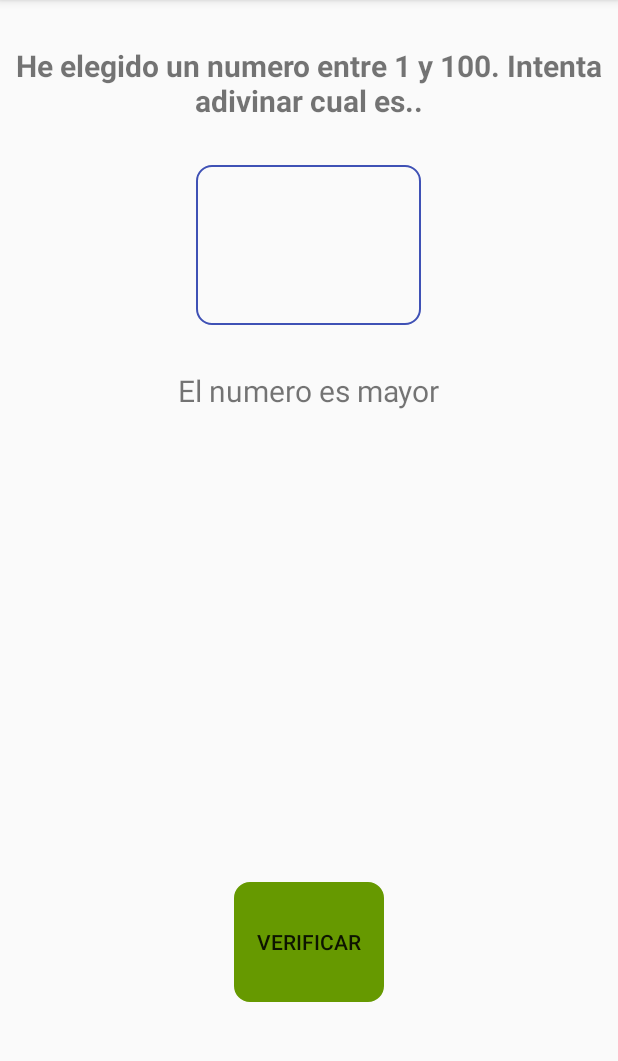
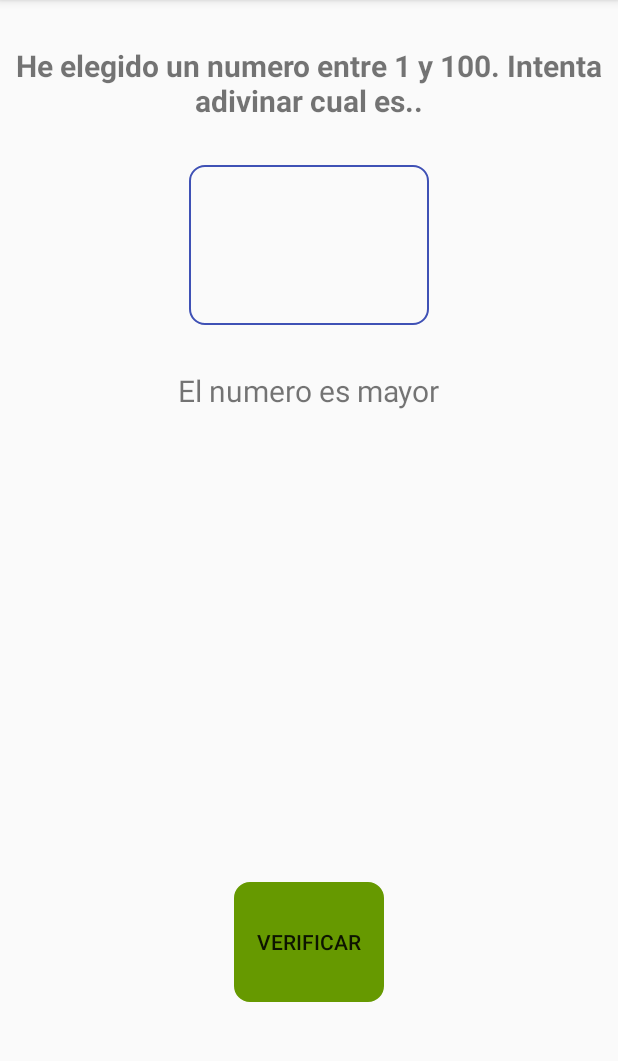
Before and after one commit to BiancaSozzi/adivinarelnumero, an Android app: the GameActivity screen opened directly, with no data from a screen before it, after a tap on "VERIFICAR", on a phone screen of 412 x 824 dp, the part 84-1145 px from its top. Run offline under Robolectric (Android 15) with nearby library versions, the phone set to English and light mode, and no system bars; 1 statement that could not run was skipped.

Commit message:
Strings resources complete

```diff
--- a/app/src/main/java/com/bianca/adivinaelnumero/GameActivity.java
+++ b/app/src/main/java/com/bianca/adivinaelnumero/GameActivity.java
@@ -126,13 +126,13 @@ public class GameActivity extends AppCompatActivity {
                 public void onClick(View v) {
                     number = Integer.parseInt(possibleNumber.getText().toString());
                     if(number < my_number){
-                        messageText.setText("El numero es mayor");
+                        messageText.setText(R.string.message_text_up);
                         possibleNumber.setText("");
                     }else if(number> my_number){
-                        messageText.setText("El numero es menor");
+                        messageText.setText(R.string.message_text_down);
                         possibleNumber.setText("");
                     }else{
-                        messageText.setText("Has adivinado el número !");
+                        messageText.setText(R.string.message_text_correct_number);
                         Intent gamefinished = new Intent(getApplicationContext(), FinishGameActivity.class);
                         startActivity(gamefinished);
                     }
@@ -154,8 +154,8 @@ public class GameActivity extends AppCompatActivity {
         lowerBtn.setVisibility(View.VISIBLE);
         correctNumBtn.setVisibility(View.VISIBLE);
 
-        titleText.setText("Elige un número entre 1 y 100");
-        messageText.setText("Este es su numero?");
+        titleText.setText(R.string.title_text_gameoption1);
+        messageText.setText(R.string.message_text_gameoption1);
 
     }
 
@@ -167,7 +167,7 @@ public class GameActivity extends AppCompatActivity {
         messageText.setVisibility(View.VISIBLE);
 
 
-        titleText.setText("He elegido un numero entre 1 y 100. Intenta adivinar cual es..");
+        titleText.setText(R.string.title_text_gameoption2);
 
     }
 
--- a/app/src/main/res/layout/activity_finish_game.xml
+++ b/app/src/main/res/layout/activity_finish_game.xml
@@ -10,7 +10,7 @@
     <TextView
         android:layout_width="match_parent"
         android:layout_height="wrap_content"
-        android:text="Juego Terminado!!"
+        android:text="@string/title_text_finishgame"
         android:textSize="35sp"
         android:textAlignment="center"
         android:layout_marginTop="20dp"
@@ -26,7 +26,7 @@
         android:id="@+id/restart_button"
         android:layout_width="match_parent"
         android:layout_height="wrap_content"
-        android:text="Volver a jugar"
+        android:text="@string/text_btn_finishgame"
         android:layout_margin="20dp"
         android:layout_gravity="center_horizontal"
         android:background="@drawable/button_style"
--- a/app/src/main/res/layout/activity_game.xml
+++ b/app/src/main/res/layout/activity_game.xml
@@ -18,11 +18,11 @@
     android:textAlignment="center"
     android:layout_marginTop="30dp"
     android:layout_gravity="center_horizontal"
-    android:layout_alignParentTop="true"/>
+    android:layout_alignParentTop="true" />
 
     <TextView
     android:id="@+id/number_text_1"
-    android:layout_width="wrap_content"
+    android:layout_width="160dp"
     android:layout_height="wrap_content"
     tools:text="20"
     android:textSize="80sp"
--- a/app/src/main/res/layout/activity_game_option_2.xml
+++ b/app/src/main/res/layout/activity_game_option_2.xml
@@ -21,7 +21,7 @@
 
     <EditText
         android:id="@+id/number_text_2"
-        android:layout_width="150dp"
+        android:layout_width="160dp"
         android:layout_height="wrap_content"
         tools:text="30"
         android:textSize="80sp"
@@ -32,7 +32,7 @@
         android:background="@drawable/number_box_style"
         android:layout_marginTop="30dp"
         android:paddingLeft="10dp"
-        android:paddingRight="10dp"/>
+        android:paddingRight="10dp" />
     <TextView
         android:id="@+id/message_text"
         android:layout_width="wrap_content"
@@ -49,7 +49,7 @@
         android:layout_height="80dp"
         android:layout_alignParentBottom="true"
         android:layout_centerHorizontal="true"
-        android:text="Verificar"
+        android:text="@string/text_button_verify"
         android:background="@drawable/number_box_style"
         android:backgroundTint="@android:color/holo_green_dark"
         android:layout_marginBottom="100dp"/>
--- a/app/src/main/res/layout/activity_main.xml
+++ b/app/src/main/res/layout/activity_main.xml
@@ -25,7 +25,7 @@
             android:layout_height="wrap_content"
             android:text="@string/choose_an_option_txt"
             android:textAlignment="center"
-            android:textSize="15sp"
+            android:textSize="20sp"
             android:textColor="@android:color/black"
             android:padding="10dp"
             android:layout_marginBottom="10dp"
--- a/app/src/main/res/values/strings.xml
+++ b/app/src/main/res/values/strings.xml
@@ -5,5 +5,14 @@
     <string name="welcome_text">Bienvenido</string>
     <string name="choose_an_option_txt">Selecciona un modo de juego</string>
     <string name="error_message_game_option">Ha ocurrido un error. Vuelva a intentarlo</string>
+    <string name="title_text_gameoption2">He elegido un numero entre 1 y 100. Intenta adivinar cual es..</string>
+    <string name="title_text_gameoption1">Elige un número entre 1 y 100</string>
+    <string name="message_text_gameoption1">Este es tu numero?</string>
+    <string name="message_text_up">El numero es mayor</string>
+    <string name="message_text_down">El numero es menor</string>
+    <string name="message_text_correct_number">Has adivinado el número !</string>
+    <string name="title_text_finishgame">Juego Terminado!!</string>
+    <string name="text_btn_finishgame">Volver a jugar</string>
+    <string name="text_button_verify">Verificar</string>
 
 </resources>
```
Also changed, not shown: 1 other file.
